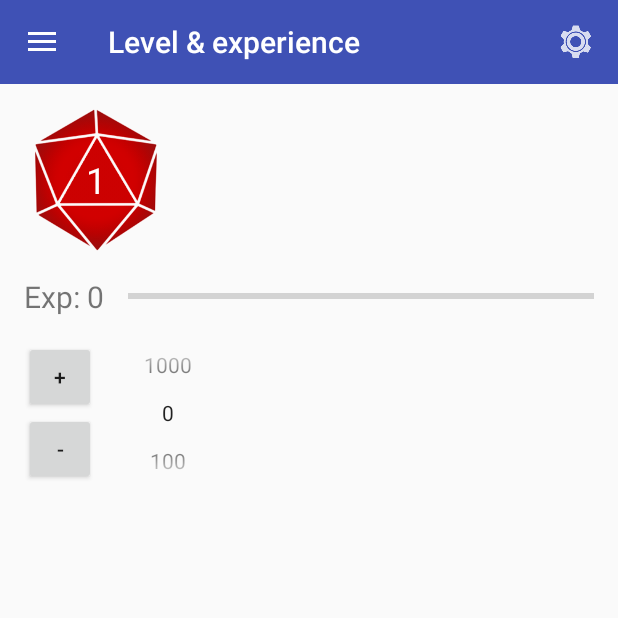
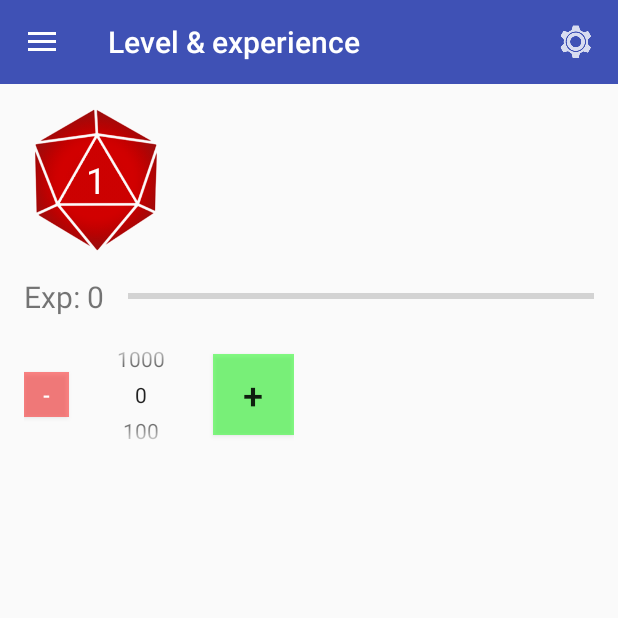
Before and after one commit to PatrickKuijpers/DnD-CharacterSheet, an Android app: the screen it shows after launch (ExperienceActivity), on a phone screen of 412 x 824 dp, the top half of it. Run offline under Robolectric (Android 15) with nearby library versions, the phone set to English and light mode, and no system bars.

Commit message:
Verbeter + en - knop locatie & layout

```diff
--- a/mobile/src/main/java/nl/tcilegnar/dndcharactersheet/Experience/ViewGroup/ExperienceEditor.java
+++ b/mobile/src/main/java/nl/tcilegnar/dndcharactersheet/Experience/ViewGroup/ExperienceEditor.java
@@ -79,7 +79,7 @@ public class ExperienceEditor extends LinearLayout implements OnClickListener, T
         if (actionId == EditorInfo.IME_ACTION_DONE) {
             addExperience();
         }
-        return false;
+        return false; // Voer de standaard action uit: done = verberg soft keyboard
     }
 
     public void setExperienceUpdateListener(ExperienceUpdateListener experienceUpdateListener) {
--- a/mobile/src/main/res/layout/experience_editor.xml
+++ b/mobile/src/main/res/layout/experience_editor.xml
@@ -1,29 +1,18 @@
 <?xml version="1.0" encoding="utf-8"?>
 <merge xmlns:android="http://schemas.android.com/apk/res/android">
 
-    <LinearLayout
-        android:id="@+id/experience_change_button_container"
-        android:layout_width="wrap_content"
-        android:layout_height="wrap_content"
+    <Button
+        android:id="@+id/experience_min_button"
+        style="@style/button_square_small"
         android:layout_marginRight="@dimen/horizontal_margin"
-        android:gravity="center_vertical"
-        android:orientation="vertical">
-
-        <Button
-            android:id="@+id/experience_plus_button"
-            style="@style/button_square"
-            android:text="+"/>
-
-        <Button
-            android:id="@+id/experience_min_button"
-            style="@style/button_square"
-            android:text="-"/>
-    </LinearLayout>
+        android:background="@color/red_transparent"
+        android:text="-"
+        android:textColor="@color/white"/>
 
     <nl.tcilegnar.dndcharactersheet.Experience.View.ExperiencePicker
         android:id="@+id/experience_picker"
         android:layout_width="wrap_content"
-        android:layout_height="match_parent"
+        android:layout_height="@dimen/experience_picker_height"
         android:descendantFocusability="blocksDescendants"
         android:visibility="visible"/>
 
@@ -32,6 +21,7 @@
         android:layout_width="wrap_content"
         android:layout_height="wrap_content"
         android:layout_marginLeft="@dimen/horizontal_margin"
+        android:layout_marginRight="@dimen/horizontal_margin"
         android:background="@color/grey_light"
         android:hint="0000000"
         android:imeOptions="actionDone"
@@ -43,4 +33,12 @@
         android:paddingTop="@dimen/edittext_padding_vertical"
         android:textColorHint="@color/transparent"
         android:visibility="gone"/>
+
+    <Button
+        android:id="@+id/experience_plus_button"
+        style="@style/button_square"
+        android:layout_marginLeft="@dimen/horizontal_margin"
+        android:background="@color/green_transparent"
+        android:text="+"
+        android:textSize="@dimen/experience_plus_button_text_size"/>
 </merge>
--- a/mobile/src/main/res/values/colors.xml
+++ b/mobile/src/main/res/values/colors.xml
@@ -1,19 +1,21 @@
 <?xml version="1.0" encoding="utf-8"?>
 <resources>
-    <color name="colorPrimary">#3F51B5</color>
-    <color name="colorPrimaryDark">#303F9F</color>
-    <color name="colorAccent">#FF4081</color>
+    <color name="colorPrimary">#3f51b5</color>
+    <color name="colorPrimaryDark">#303f9f</color>
+    <color name="colorAccent">#ff4081</color>
 
     <color name="transparent">@android:color/transparent</color>
-    <color name="grey_light">#EEE</color>
-    <color name="white">#FFF</color>
+    <color name="grey_light">#eee</color>
+    <color name="white">#fff</color>
 
-    <color name="red">#F00</color>
-    <color name="green">#0F0</color>
-    <color name="blue">#00F</color>
-    <color name="yellow">#FF0</color>
-    <color name="purple">#F0F</color>
-    <color name="cyan">#0FF</color>
+    <color name="red">#f00</color>
+    <color name="red_transparent">#77ff0000</color>
+    <color name="green">#0f0</color>
+    <color name="green_transparent">#7700ff00</color>
+    <color name="blue">#00f</color>
+    <color name="yellow">#ff0</color>
+    <color name="purple">#f0f</color>
+    <color name="cyan">#0ff</color>
 
     <color name="level">@color/white</color>
 </resources>
--- a/mobile/src/main/res/values/dimens.xml
+++ b/mobile/src/main/res/values/dimens.xml
@@ -7,11 +7,13 @@
     <dimen name="horizontal_margin_small">8dp</dimen>
     <dimen name="vertical_margin_small">8dp</dimen>
 
+    <dimen name="experience_picker_height">72dp</dimen>
 
     <dimen name="edittext_padding_vertical">4dp</dimen>
     <dimen name="edittext_padding_horizontal">8dp</dimen>
 
-    <dimen name="button_square_size">48dp</dimen>
+    <dimen name="button_square_size">54dp</dimen>
+    <dimen name="button_square_size_small">30dp</dimen>
 
     <dimen name="level_indicator_image_size">96dp</dimen>
     <dimen name="level_up_image_size">64dp</dimen>
--- a/mobile/src/main/res/values/dimens_textsize.xml
+++ b/mobile/src/main/res/values/dimens_textsize.xml
@@ -1,3 +1,4 @@
 <resources>
     <dimen name="textsize_level">24sp</dimen>
+    <dimen name="experience_plus_button_text_size">24sp</dimen>
 </resources>
--- a/mobile/src/main/res/values/styles.xml
+++ b/mobile/src/main/res/values/styles.xml
@@ -15,4 +15,10 @@
         <item name="android:padding">0dp</item>
     </style>
 
+    <style name="button_square_small">
+        <item name="android:layout_width">@dimen/button_square_size_small</item>
+        <item name="android:layout_height">@dimen/button_square_size_small</item>
+        <item name="android:padding">0dp</item>
+    </style>
+
 </resources>
```
